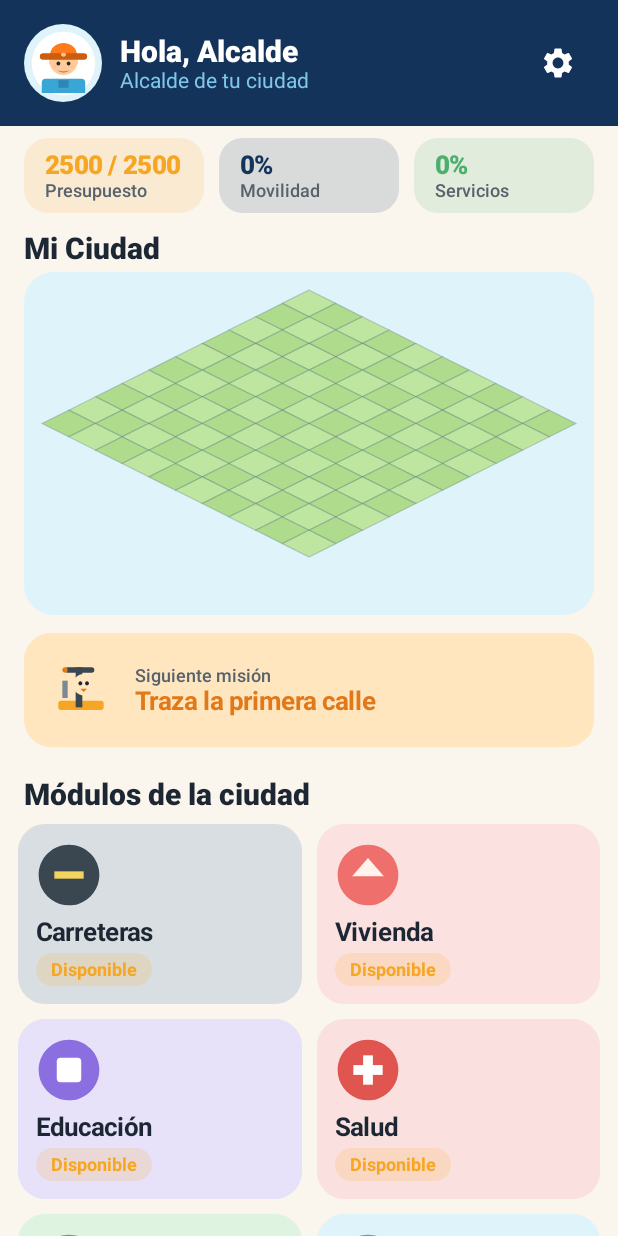
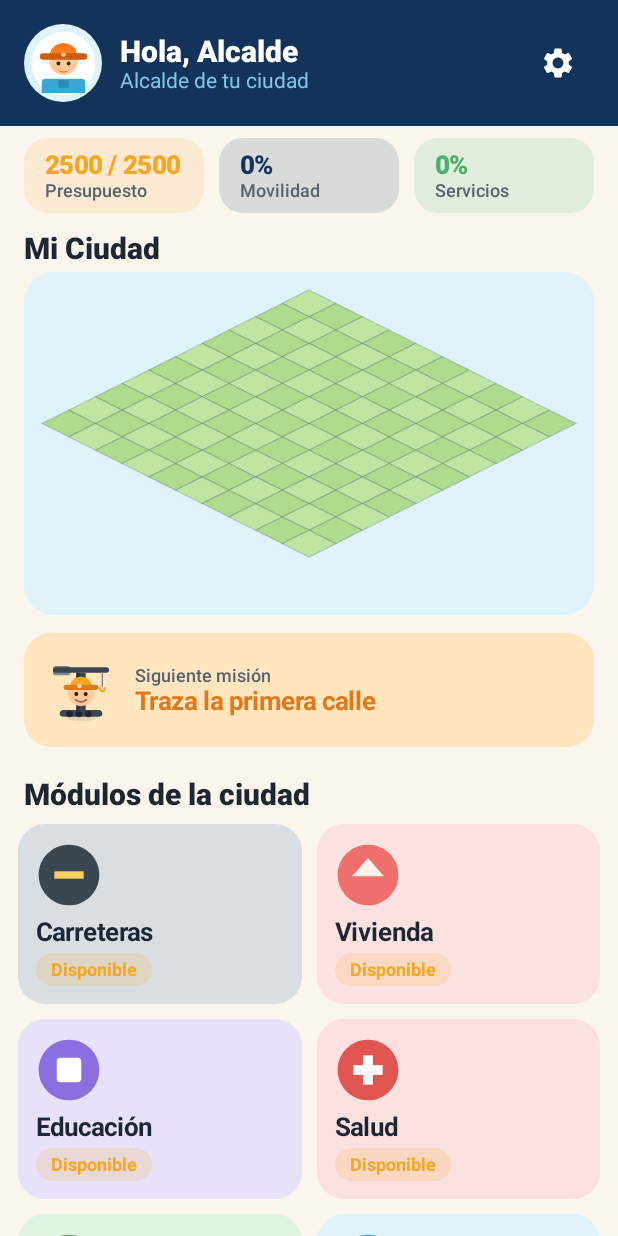
Before and after one commit to jcr969644387-design/ATuManera, an Android app built with Jetpack Compose: the HomeScreen screen opened through its navigation route, on a phone screen of 412 x 824 dp. Run offline under Robolectric (Android 15) with nearby library versions, the light colour scheme and no system bars; our stand-ins replace Room's generated code.

Commit message:
A Tu Manera Mejora 0.5

```diff
--- a/app/src/main/kotlin/com/educalab/atumanera/MainActivity.kt
+++ b/app/src/main/kotlin/com/educalab/atumanera/MainActivity.kt
@@ -6,6 +6,9 @@ import androidx.activity.ComponentActivity
 import androidx.activity.SystemBarStyle
 import androidx.activity.compose.setContent
 import androidx.activity.enableEdgeToEdge
+import androidx.core.view.WindowCompat
+import androidx.core.view.WindowInsetsCompat
+import androidx.core.view.WindowInsetsControllerCompat
 import com.educalab.atumanera.ui.navigation.AppNavGraph
 import com.educalab.atumanera.ui.theme.ATuManeraTheme
 import com.educalab.atumanera.util.AppPreferences
@@ -20,6 +23,7 @@ class MainActivity : ComponentActivity() {
             statusBarStyle = SystemBarStyle.light(AndroidColor.TRANSPARENT, AndroidColor.TRANSPARENT),
             navigationBarStyle = SystemBarStyle.light(AndroidColor.TRANSPARENT, AndroidColor.TRANSPARENT)
         )
+        hideNavigationBar()
 
         val app = application as AtuManeraApplication
         val preferences = AppPreferences(this)
@@ -30,4 +34,20 @@ class MainActivity : ComponentActivity() {
             }
         }
     }
+
+    override fun onWindowFocusChanged(hasFocus: Boolean) {
+        super.onWindowFocusChanged(hasFocus)
+        if (hasFocus) hideNavigationBar()
+    }
+
+    /**
+     * Oculta la barra de navegación del sistema como en un juego: solo
+     * reaparece brevemente si el usuario desliza desde el borde inferior
+     * (o superior, para notificaciones), sin quedarse fija tapando la app.
+     */
+    private fun hideNavigationBar() {
+        val controller = WindowCompat.getInsetsController(window, window.decorView)
+        controller.systemBarsBehavior = WindowInsetsControllerCompat.BEHAVIOR_SHOW_TRANSIENT_BARS_BY_SWIPE
+        controller.hide(WindowInsetsCompat.Type.navigationBars())
+    }
 }
--- a/app/src/main/res/drawable/mascot_guide.xml
+++ b/app/src/main/res/drawable/mascot_guide.xml
@@ -3,13 +3,34 @@
     android:height="108dp"
     android:viewportWidth="108"
     android:viewportHeight="108">
-    <path android:fillColor="#F6A623" android:pathData="M24,70 L84,70 Q88,70 88,74 L88,80 Q88,84 84,84 L24,84 Q20,84 20,80 L20,74 Q20,70 24,70 Z"/>
-    <path android:fillColor="#3A4650" android:pathData="M46,20 L56,20 L56,80 L46,80 Z"/>
-    <path android:fillColor="#3A4650" android:pathData="M34,20 L70,20 Q74,20 74,24 L74,24 Q74,28 70,28 L34,28 Q30,28 30,24 L30,24 Q30,20 34,20 Z"/>
-    <path android:fillColor="#E0791A" android:pathData="M26,24 a4,4 0 1,0 8,0 a4,4 0 1,0 -8,0 Z"/>
-    <path android:fillColor="#7C8894" android:pathData="M26,40 L34,40 L34,66 L26,66 Z"/>
-    <path android:fillColor="#FFE6BF" android:pathData="M42,46 a16,16 0 1,0 32,0 a16,16 0 1,0 -32,0 Z"/>
-    <path android:fillColor="#1D2733" android:pathData="M50,44 a3,3 0 1,0 6,0 a3,3 0 1,0 -6,0 Z"/>
-    <path android:fillColor="#1D2733" android:pathData="M60,44 a3,3 0 1,0 6,0 a3,3 0 1,0 -6,0 Z"/>
-    <path android:fillColor="#E0791A" android:pathData="M53,52 L63,52 L58,57 Z"/>
+    <!-- Sombra en el suelo -->
+    <path android:fillColor="#1A143355" android:pathData="M32,96 a22,5 0 1,0 44,0 a22,5 0 1,0 -44,0 Z"/>
+    <!-- Base / orugas -->
+    <path android:fillColor="#3A4650" android:pathData="M28,84 L80,84 Q86,84 86,90 Q86,94 80,94 L28,94 Q22,94 22,90 Q22,84 28,84 Z"/>
+    <path android:fillColor="#1D2733" android:pathData="M32,90 a5,5 0 1,0 10,0 a5,5 0 1,0 -10,0 Z"/>
+    <path android:fillColor="#1D2733" android:pathData="M46,90 a5,5 0 1,0 10,0 a5,5 0 1,0 -10,0 Z"/>
+    <path android:fillColor="#1D2733" android:pathData="M60,90 a5,5 0 1,0 10,0 a5,5 0 1,0 -10,0 Z"/>
+    <!-- Contrapeso -->
+    <path android:fillColor="#7C8894" android:pathData="M16,18 L34,18 Q38,18 38,22 L38,28 Q38,32 34,32 L16,32 Q12,32 12,28 L12,22 Q12,18 16,18 Z"/>
+    <!-- Pluma / brazo horizontal -->
+    <path android:fillColor="#3A4650" android:pathData="M16,20 L92,20 Q96,20 96,24 Q96,28 92,28 L16,28 Q12,28 12,24 Q12,20 16,20 Z"/>
+    <!-- Cable y gancho -->
+    <path android:fillColor="#00000000" android:pathData="M86,28 L86,50" android:strokeColor="#7C8894" android:strokeWidth="2"/>
+    <path android:fillColor="#00000000" android:pathData="M82,50 Q82,56 86,56 Q90,56 90,50" android:strokeColor="#F6A623" android:strokeWidth="3.4"/>
+    <!-- Mástil -->
+    <path android:fillColor="#3A4650" android:pathData="M47,28 L61,28 L61,86 L47,86 Z"/>
+    <path android:fillColor="#2A333C" android:pathData="M47,28 L52,28 L52,86 L47,86 Z"/>
+    <!-- Cabina / rostro -->
+    <path android:fillColor="#FFCB9A" android:pathData="M34,58 a20,20 0 1,0 40,0 a20,20 0 1,0 -40,0 Z"/>
+    <!-- Casco de la cabina -->
+    <path android:fillColor="#F6A623" android:pathData="M38,48 A16,14 0 0,1 70,48 L70,50 L38,50 Z"/>
+    <path android:fillColor="#E0791A" android:pathData="M32,46 L76,46 Q80,46 80,50 Q80,54 76,54 L32,54 Q28,54 28,50 Q28,46 32,46 Z"/>
+    <path android:fillColor="#FFD9A0" android:pathData="M48,48 a3.6,3 0 1,0 7.2,0 a3.6,3 0 1,0 -7.2,0 Z"/>
+    <!-- Ojos y sonrisa -->
+    <path android:fillColor="#2A2A2A" android:pathData="M44,60 a3,3 0 1,0 6,0 a3,3 0 1,0 -6,0 Z"/>
+    <path android:fillColor="#2A2A2A" android:pathData="M58,60 a3,3 0 1,0 6,0 a3,3 0 1,0 -6,0 Z"/>
+    <path android:fillColor="#00000000" android:pathData="M45,68 Q54,76 63,68" android:strokeColor="#B5654A" android:strokeWidth="2.6"/>
+    <!-- Mejillas -->
+    <path android:fillColor="#40FFA487" android:pathData="M39,64 a3.2,2.4 0 1,0 6.4,0 a3.2,2.4 0 1,0 -6.4,0 Z"/>
+    <path android:fillColor="#40FFA487" android:pathData="M62,64 a3.2,2.4 0 1,0 6.4,0 a3.2,2.4 0 1,0 -6.4,0 Z"/>
 </vector>
```
Also changed, not shown: app/src/main/kotlin/com/educalab/atumanera/ui/screens/OnboardingScreen.kt (+25 -13 lines).
